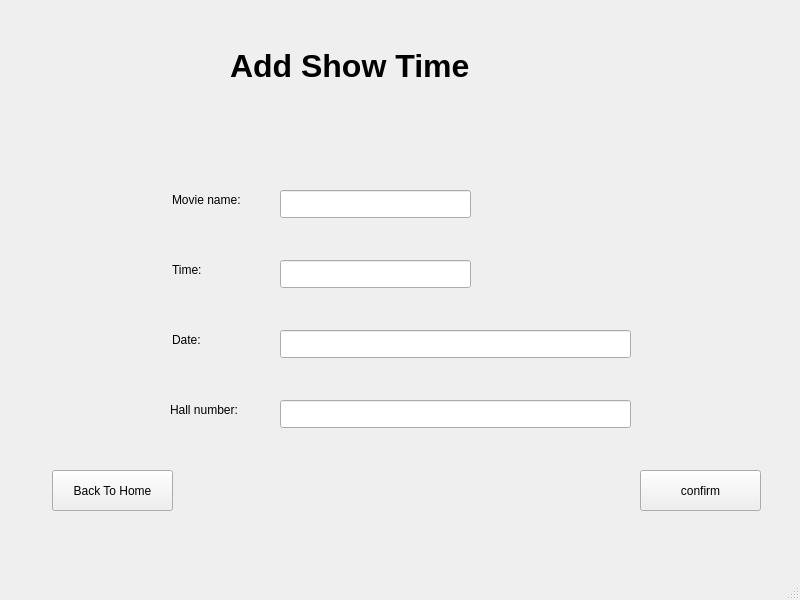
Qt form Cinema-GUI/AddShowTime.ui (abohoss/Cinema-Booking-System) before a commit.
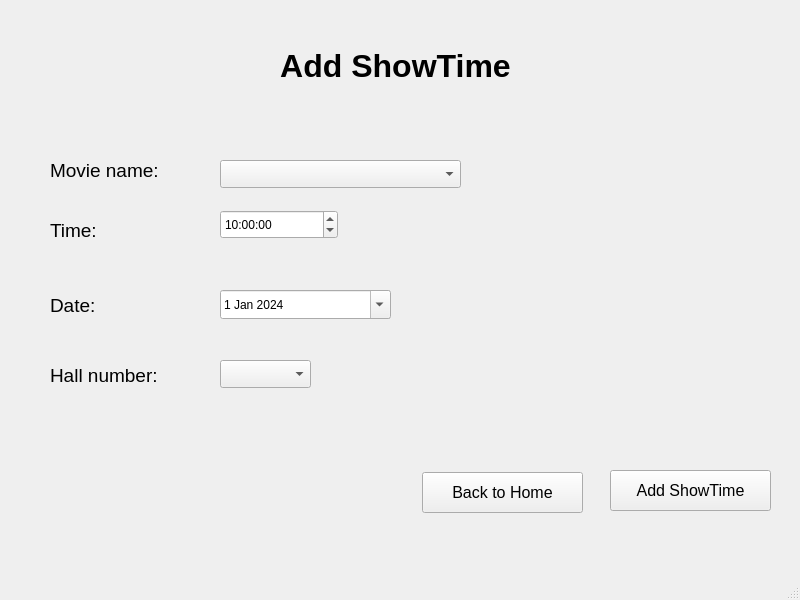
The same form after that commit.

Diff of the .ui file:
```diff
--- a/Cinema-GUI/AddShowTime.ui
+++ b/Cinema-GUI/AddShowTime.ui
@@ -17,12 +17,17 @@
    <widget class="QLabel" name="label_4">
     <property name="geometry">
      <rect>
-      <x>172</x>
-      <y>330</y>
+      <x>50</x>
+      <y>290</y>
       <width>81</width>
-      <height>20</height>
+      <height>31</height>
      </rect>
     </property>
+    <property name="font">
+     <font>
+      <pointsize>14</pointsize>
+     </font>
+    </property>
     <property name="text">
      <string>Date:</string>
     </property>
@@ -30,90 +35,39 @@
    <widget class="QLabel" name="label_5">
     <property name="geometry">
      <rect>
-      <x>170</x>
-      <y>400</y>
-      <width>91</width>
-      <height>20</height>
+      <x>50</x>
+      <y>350</y>
+      <width>141</width>
+      <height>51</height>
      </rect>
     </property>
+    <property name="font">
+     <font>
+      <pointsize>14</pointsize>
+     </font>
+    </property>
     <property name="text">
      <string>Hall number:</string>
     </property>
    </widget>
-   <widget class="QPushButton" name="Back">
-    <property name="geometry">
-     <rect>
-      <x>52</x>
-      <y>470</y>
-      <width>121</width>
-      <height>41</height>
-     </rect>
-    </property>
-    <property name="text">
-     <string>Back To Home</string>
-    </property>
-   </widget>
    <widget class="QLabel" name="label_2">
     <property name="geometry">
      <rect>
-      <x>172</x>
-      <y>190</y>
-      <width>101</width>
-      <height>20</height>
+      <x>50</x>
+      <y>150</y>
+      <width>141</width>
+      <height>41</height>
      </rect>
     </property>
+    <property name="font">
+     <font>
+      <pointsize>14</pointsize>
+     </font>
+    </property>
     <property name="text">
      <string>Movie name:</string>
     </property>
    </widget>
-   <widget class="QLineEdit" name="time">
-    <property name="geometry">
-     <rect>
-      <x>280</x>
-      <y>260</y>
-      <width>191</width>
-      <height>28</height>
-     </rect>
-    </property>
-   </widget>
-   <widget class="QLineEdit" name="date">
-    <property name="geometry">
-     <rect>
-      <x>280</x>
-      <y>330</y>
-      <width>351</width>
-      <height>28</height>
-     </rect>
-    </property>
-   </widget>
-   <widget class="QLabel" name="label_6">
-    <property name="geometry">
-     <rect>
-      <x>212</x>
-      <y>480</y>
-      <width>371</width>
-      <height>31</height>
-     </rect>
-    </property>
-    <property name="font">
-     <font>
-      <pointsize>14</pointsize>
-     </font>
-    </property>
-    <property name="text">
-     <string/>
-    </property>
-   </widget>
-   <widget class="QLineEdit" name="hallnum">
-    <property name="geometry">
-     <rect>
-      <x>280</x>
-      <y>400</y>
-      <width>351</width>
-      <height>28</height>
-     </rect>
-    </property>
-   </widget>
    <widget class="QLabel" name="label">
     <property name="geometry">
      <rect>
@@ -131,43 +85,149 @@
      </font>
     </property>
     <property name="text">
-     <string>Add Show Time</string>
+     <string>Add ShowTime</string>
     </property>
-   </widget>
-   <widget class="QLineEdit" name="name">
-    <property name="geometry">
-     <rect>
-      <x>280</x>
-      <y>190</y>
-      <width>191</width>
-      <height>28</height>
-     </rect>
+    <property name="alignment">
+     <set>Qt::AlignCenter</set>
     </property>
    </widget>
    <widget class="QLabel" name="label_3">
     <property name="geometry">
      <rect>
-      <x>172</x>
-      <y>260</y>
+      <x>50</x>
+      <y>220</y>
       <width>63</width>
       <height>20</height>
      </rect>
     </property>
+    <property name="font">
+     <font>
+      <pointsize>14</pointsize>
+     </font>
+    </property>
     <property name="text">
      <string>Time:</string>
     </property>
    </widget>
+   <widget class="QPushButton" name="Back">
+    <property name="geometry">
+     <rect>
+      <x>422</x>
+      <y>472</y>
+      <width>161</width>
+      <height>41</height>
+     </rect>
+    </property>
+    <property name="font">
+     <font>
+      <pointsize>12</pointsize>
+     </font>
+    </property>
+    <property name="text">
+     <string>Back to Home</string>
+    </property>
+   </widget>
    <widget class="QPushButton" name="Add">
     <property name="geometry">
      <rect>
-      <x>640</x>
+      <x>610</x>
       <y>470</y>
-      <width>121</width>
+      <width>161</width>
       <height>41</height>
      </rect>
     </property>
+    <property name="font">
+     <font>
+      <pointsize>12</pointsize>
+     </font>
+    </property>
     <property name="text">
-     <string>confirm</string>
+     <string>Add ShowTime</string>
+    </property>
+   </widget>
+   <widget class="QComboBox" name="name">
+    <property name="geometry">
+     <rect>
+      <x>220</x>
+      <y>160</y>
+      <width>241</width>
+      <height>28</height>
+     </rect>
+    </property>
+   </widget>
+   <widget class="QComboBox" name="hallnum">
+    <property name="geometry">
+     <rect>
+      <x>220</x>
+      <y>360</y>
+      <width>91</width>
+      <height>28</height>
+     </rect>
+    </property>
+   </widget>
+   <widget class="QTimeEdit" name="time">
+    <property name="geometry">
+     <rect>
+      <x>220</x>
+      <y>210</y>
+      <width>118</width>
+      <height>29</height>
+     </rect>
+    </property>
+    <property name="time">
+     <time>
+      <hour>10</hour>
+      <minute>0</minute>
+      <second>0</second>
+     </time>
+    </property>
+   </widget>
+   <widget class="QDateEdit" name="date">
+    <property name="geometry">
+     <rect>
+      <x>220</x>
+      <y>290</y>
+      <width>171</width>
+      <height>29</height>
+     </rect>
+    </property>
+    <property name="maximumDate">
+     <date>
+      <year>2030</year>
+      <month>12</month>
+      <day>31</day>
+     </date>
+    </property>
+    <property name="minimumDate">
+     <date>
+      <year>2024</year>
+      <month>1</month>
+      <day>1</day>
+     </date>
+    </property>
+    <property name="calendarPopup">
+     <bool>true</bool>
+    </property>
+   </widget>
+   <widget class="QLabel" name="label_6">
+    <property name="geometry">
+     <rect>
+      <x>210</x>
+      <y>420</y>
+      <width>401</width>
+      <height>41</height>
+     </rect>
+    </property>
+    <property name="font">
+     <font>
+      <pointsize>14</pointsize>
+     </font>
+    </property>
+    <property name="text">
+     <string/>
+    </property>
+    <property name="alignment">
+     <set>Qt::AlignCenter</set>
     </property>
    </widget>
   </widget>
```
